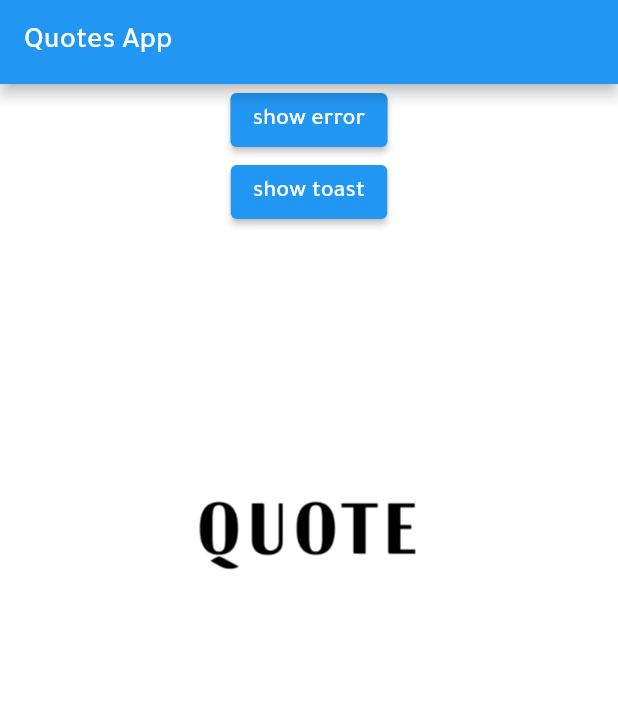
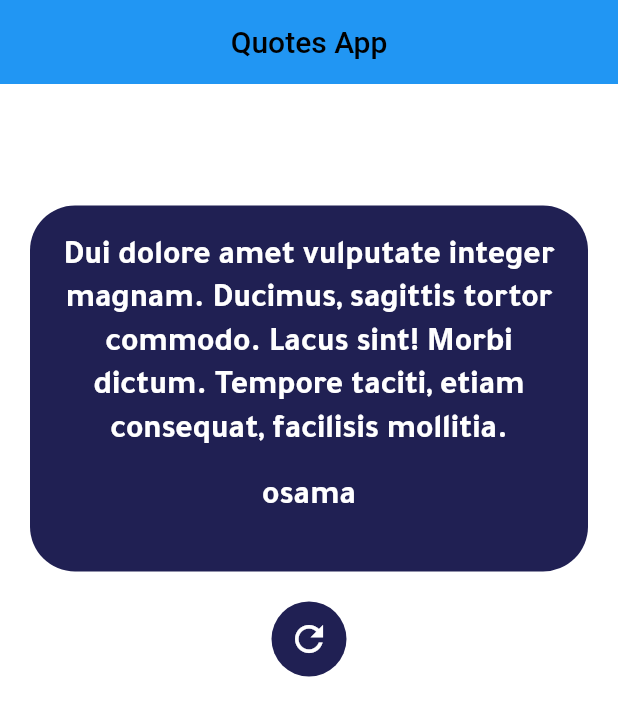
Before and after one commit to OsamaAlmamri/flutter_clean_architecture, a Flutter app: the screen it shows after launch, on a phone screen of 412 x 824 dp. Shown: the top 716 px of the screen. Run offline on Flutter 3.47's test engine with Material 2 defaults, Android fonts, the phone set to English and light mode, and no system bars; our stand-ins replace fluttertoast.

Commit message:
design QuoteScreen

```diff
--- a/lib/config/themes/app_theme.dart
+++ b/lib/config/themes/app_theme.dart
@@ -9,7 +9,20 @@ ThemeData appTheme() {
       brightness: Brightness.light,
       scaffoldBackgroundColor: Colors.white,
       fontFamily: AppString.fontFamily,
+      appBarTheme: AppBarTheme(
+          centerTitle: true,
+          elevation: 0,
+          titleTextStyle: TextStyle(
+              fontWeight: FontWeight.w500, color: Colors.black, fontSize: 20)),
       textTheme: TextTheme(
-          button: TextStyle(
-              color: Colors.black, fontWeight: FontWeight.w500, fontSize: 16)));
+          bodyMedium: TextStyle(
+              height: 1.3,
+              fontSize: 22,
+              color: Colors.white,
+              fontWeight: FontWeight.bold),
+          // button: TextStyle(
+          //     color: Colors.black, fontWeight: FontWeight.w500, fontSize: 16)
+      )
+
+  );
 }
--- a/lib/core/utils/app_colors.dart
+++ b/lib/core/utils/app_colors.dart
@@ -1,8 +1,9 @@
+import 'package:clean_architecture/core/utils/hex_color.dart';
 import 'package:flutter/material.dart';
 import 'package:flutter/painting.dart';
 
 class AppColors{
 
-  static const Color primary=Colors.blue;
+  static Color primary = HexColor('#202053');
   static const Color hints=Colors.grey;
 }
--- a/lib/features/random_quote/presentation/screens/quote_screen.dart
+++ b/lib/features/random_quote/presentation/screens/quote_screen.dart
@@ -1,7 +1,9 @@
+import 'package:clean_architecture/core/utils/app_colors.dart';
 import 'package:clean_architecture/core/utils/app_strings.dart';
 import 'package:clean_architecture/core/utils/assets_manager.dart';
 import 'package:clean_architecture/core/utils/constants.dart';
 import 'package:clean_architecture/core/utils/media_queries_values.dart';
+import 'package:clean_architecture/features/random_quote/presentation/widgets/quote_screen_content.dart';
 import 'package:flutter/material.dart';
 
 class QuoteScreen extends StatelessWidget {
@@ -9,16 +11,36 @@ class QuoteScreen extends StatelessWidget {
 
   @override
   Widget build(BuildContext context) {
-    return  Scaffold(
+    return Scaffold(
       appBar: AppBar(
         title: const Text("${AppString.appName}"),
       ),
-      body:  Center(
+      body: Center(
         child: Column(
           children: [
-            ElevatedButton(onPressed:()=> Constants.showErrorDialog(context: context, msg: "error"), child: Text("show error")),
-            ElevatedButton(onPressed:()=> Constants.showToast( msg: "error"), child: Text("show toast")),
-            Image.asset(ImgAssets.quote,width:context.width,),
+            Padding(
+              padding: const EdgeInsets.all(16.0),
+              child: Center(
+                child: Text(
+                  "${AppString.appName}",
+                  style: TextStyle(fontSize: 22, fontWeight: FontWeight.bold),
+                ),
+              ),
+            ),
+           QuoteScreenContent(),
+            InkWell(onTap: (){},
+            child: Container(
+              height: 50,
+              width: 50,
+              decoration: BoxDecoration(
+                  shape: BoxShape.circle, color: AppColors.primary),
+              //
+              // decoration: BoxDecoration(
+              //   color: AppColors.primary,
+              //   borderRadius: BorderRadius.circular(50)
+              // ),
+              child: Icon(Icons.refresh,size: 28,color: Colors.white,),
+            ),)
           ],
         ),
       ),
--- /dev/null
+++ b/lib/features/random_quote/presentation/widgets/quote_screen_content.dart
@@ -0,0 +1,28 @@
+import 'package:clean_architecture/core/utils/app_colors.dart';
+import 'package:flutter/material.dart';
+
+class QuoteScreenContent extends StatelessWidget {
+  const QuoteScreenContent({Key? key}) : super(key: key);
+
+  @override
+  Widget build(BuildContext context) {
+    return Container(
+      padding: EdgeInsets.all(20),
+      margin: EdgeInsets.all(20),
+      decoration: BoxDecoration(
+          color: AppColors.primary, borderRadius: BorderRadius.circular(30)),
+      child: Column(
+        children: [
+          Text(
+              "Dui dolore amet vulputate integer magnam. Ducimus, sagittis tortor commodo. Lacus sint! Morbi dictum. Tempore taciti, etiam consequat, facilisis mollitia.",
+              textAlign: TextAlign.center,
+              style: Theme.of(context).textTheme.bodyMedium),
+          Container(
+            margin: const EdgeInsets.symmetric(vertical: 15),
+            child: Text("osama", style: Theme.of(context).textTheme.bodyMedium),
+          )
+        ],
+      ),
+    );
+  }
+}
```
